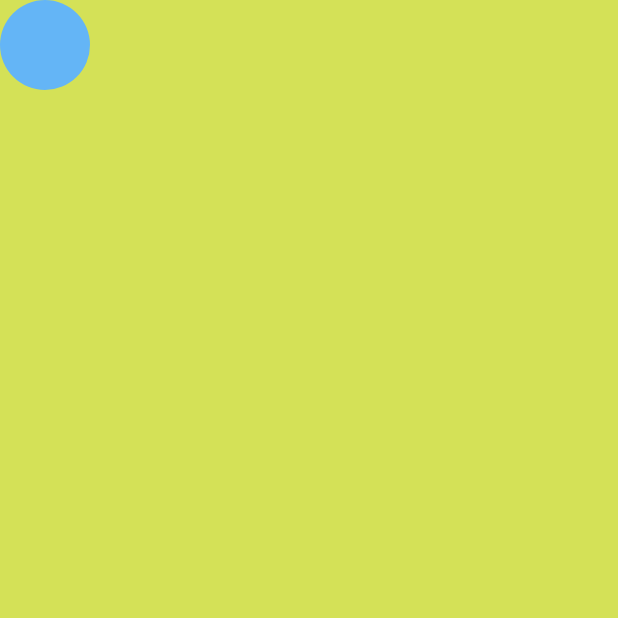
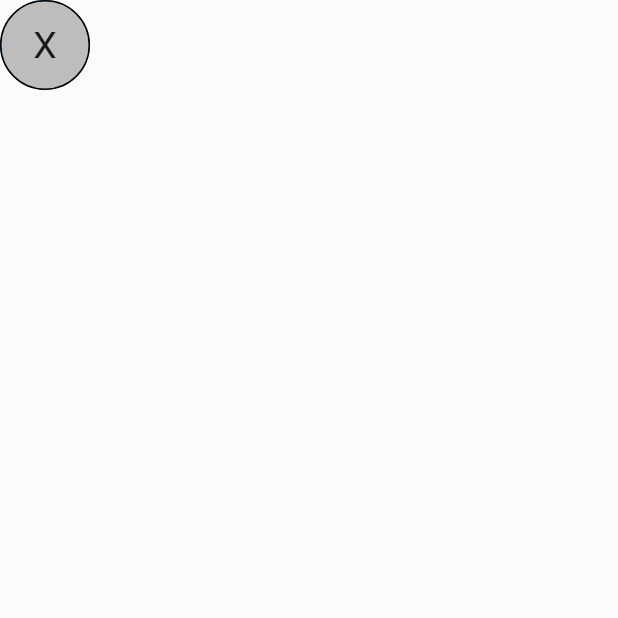
Before and after one commit to FranMaric/Messenger-Bubble-UI, a Flutter app: the screen it shows after launch, on a phone screen of 412 x 824 dp, the top half of it. Run offline on Flutter 3.47's test engine with Material 2 defaults, Android fonts, the phone set to English and light mode, and no system bars.

Commit message:
Cleaned up main.dart

```diff
--- a/lib/main.dart
+++ b/lib/main.dart
@@ -1,7 +1,7 @@
-import 'dart:math';
-
 import 'package:flutter/material.dart';
 import 'package:flutter/services.dart';
+import 'dart:math';
+import 'constants.dart';
 
 void main() {
   runApp(MyApp());
@@ -16,9 +16,9 @@ class MyApp extends StatelessWidget {
     ]);
 
     SystemChrome.setSystemUIOverlayStyle(SystemUiOverlayStyle(
-      statusBarColor: Colors.lime[400],
+      statusBarColor: background,
       statusBarIconBrightness: Brightness.dark,
-      systemNavigationBarColor: Colors.lime[400],
+      systemNavigationBarColor: background,
     ));
 
     return MaterialApp(
@@ -29,8 +29,6 @@ class MyApp extends StatelessWidget {
   }
 }
 
-const double radius = 30;
-
 class Messenger extends StatefulWidget {
   @override
   _MessengerState createState() => _MessengerState();
@@ -38,73 +36,72 @@ class Messenger extends StatefulWidget {
 
 class _MessengerState extends State<Messenger> {
   bool fingerDown = false;
-  double messageBubbleX = 0;
-  double messageBubbleY = 0;
+  double messageBubbleX = 0, messageBubbleY = 0;
 
-  double exitBubbleX;
-  double exitBubbleY;
+  double exitBubbleX, exitBubbleY;
+
+  double screenWidth, screenHeight;
 
   @override
   Widget build(BuildContext context) {
-    if (exitBubbleX == null || exitBubbleY == null) {
-      exitBubbleX = MediaQuery.of(context).size.width / 2 - radius;
-      exitBubbleY = MediaQuery.of(context).size.height - 120;
+    if (screenWidth == null || screenHeight == null) {
+      screenWidth = MediaQuery.of(context).size.width;
+      screenHeight = MediaQuery.of(context).size.height;
     }
+
+    void onStart(DragStartDetails details) {
+      fingerDown = true;
+      exitBubbleY = screenHeight - 120;
+    }
+
+    void onUpdate(DragUpdateDetails details) {
+      messageBubbleX += details.delta.dx;
+      messageBubbleY += details.delta.dy;
+
+      setState(() {});
+    }
+
+    void onEnd(DragEndDetails details) {
+      fingerDown = false;
+
+      if (messageBubbleX + radius <= screenWidth / 2) {
+        messageBubbleX = 0;
+      } else {
+        messageBubbleX = screenWidth - radius * 2;
+      }
+
+      exitBubbleY = screenHeight;
+
+      setState(() {});
+    }
+
     return Scaffold(
       body: SafeArea(
         child: Stack(
           children: [
             Container(
-              color: Colors.lime[400],
+              color: background,
             ),
             AnimatedPositioned(
               duration: Duration(milliseconds: fingerDown ? 0 : 200),
               left: messageBubbleX,
               top: messageBubbleY,
               child: GestureDetector(
-                onPanCancel: () {
-                  fingerDown = false;
-
-                  if (messageBubbleX + radius <=
-                      MediaQuery.of(context).size.width / 2) {
-                    messageBubbleX = 0;
-                  } else {
-                    messageBubbleX =
-                        MediaQuery.of(context).size.width - radius * 2;
-                  }
-                  setState(() {});
-                },
-                onPanStart: (details) => fingerDown = true,
-                onTapDown: (details) => fingerDown = true,
-                onPanEnd: (details) {
-                  fingerDown = false;
-
-                  if (messageBubbleX + radius <=
-                      MediaQuery.of(context).size.width / 2) {
-                    messageBubbleX = 0;
-                  } else {
-                    messageBubbleX =
-                        MediaQuery.of(context).size.width - radius * 2;
-                  }
-                  setState(() {});
-                },
-                onPanUpdate: (details) => setState(() {
-                  messageBubbleX += details.delta.dx;
-                  messageBubbleY += details.delta.dy;
-                }),
+                onPanStart: onStart,
+                onPanUpdate: onUpdate,
+                onPanEnd: onEnd,
                 child: Container(
                   width: radius * 2,
                   height: radius * 2,
                   decoration: BoxDecoration(
-                    color: Colors.blue[300],
+                    color: bubbleColor,
                     shape: BoxShape.circle,
                   ),
                 ),
               ),
             ),
-            Visibility(
-              visible: fingerDown,
-              child: Positioned(
+            AnimatedPositioned(
+              duration: Duration(milliseconds: 100),
               left: exitBubbleX,
               top: exitBubbleY,
               child: Container(
@@ -127,7 +124,6 @@ class _MessengerState extends State<Messenger> {
                   ),
                 ),
               ),
-              ),
             )
           ],
         ),
```
Lines whose indentation alone changed are shown as unchanged.
